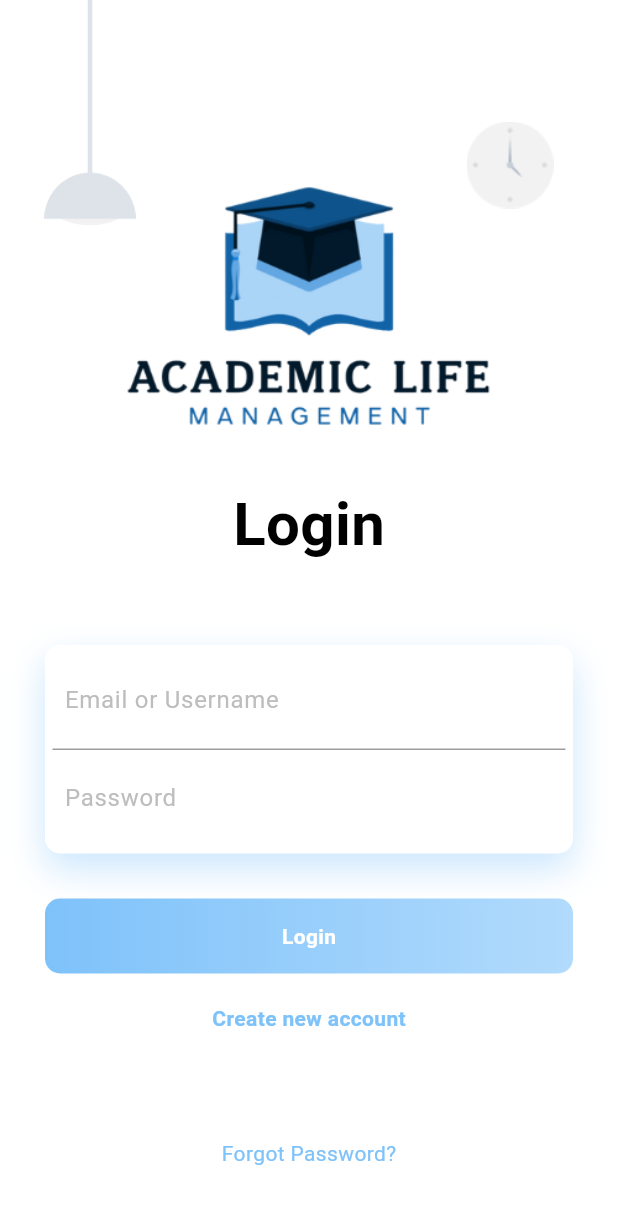
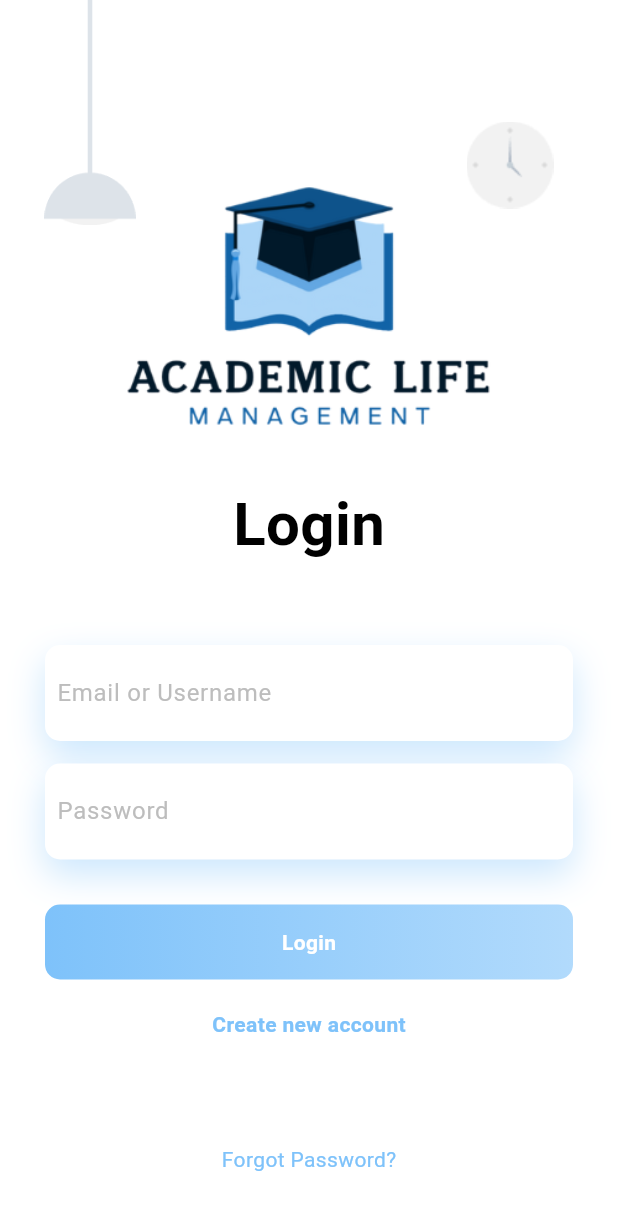
Before and after one commit to geecko23/CSE470-ALMS-G7Project, a Flutter app: the screen it shows after launch, on a phone screen of 412 x 824 dp. Shown: the top 1210 px of the screen. Run offline on Flutter 3.47's test engine with Material 3 defaults, Android fonts, the phone set to English and light mode, and no system bars.

Commit message:
feat: connecting login with backend and database
fix: fixed the loginpage form, navigation from login page to homepage

```diff
--- a/frontend/lib/homepage_demo.dart
+++ b/frontend/lib/homepage_demo.dart
@@ -2,6 +2,7 @@ import 'package:flutter/material.dart';
 
 void main() {
   runApp(const MyApp());
+
 }
 
 class MyApp extends StatelessWidget {
--- a/frontend/lib/main.dart
+++ b/frontend/lib/main.dart
@@ -1,4 +1,7 @@
+import 'dart:convert';
+import 'dart:io';
 import 'package:flutter/material.dart';
+import 'package:http/http.dart' as http;
 import 'register_page.dart';
 import 'homepage_demo.dart';
 
@@ -7,30 +10,83 @@ void main() => runApp(
         debugShowCheckedModeBanner: false,
         initialRoute: '/login',
         routes: {
-      '/login': (context) => Loginpg(),
-      '/register': (context) => RegisterPage(),
-      '/home': (context) => HomePage(),
+          '/login': (context) => const Loginpg(),
+          '/register': (context) => const RegisterPage(),
+          '/home': (context) => const HomePage(),
         },
-  )
+      ),
     );
 
-class Loginpg extends StatelessWidget {
+class Loginpg extends StatefulWidget {
   const Loginpg({super.key});
+
+  @override
+  State<Loginpg> createState() => _LoginpgState();
+}
+
+class _LoginpgState extends State<Loginpg> {
+
+  final TextEditingController emailController = TextEditingController();
+  final TextEditingController passwordController = TextEditingController();
+
+  bool loading = false;
+
+  // Login function
+  Future<void> loginUser() async {
+  setState(() => loading = true);
+
+  final host = Platform.isAndroid ? "10.0.2.2" : "127.0.0.1";
+  final url = Uri.parse("http://$host:8000/login");
+
+  final body = {
+    "email": emailController.text.trim(),
+    "password": passwordController.text.trim(),
+  };
+
+  print("LOGIN BODY => ${jsonEncode(body)}");
+
+  try {
+    final response = await http.post(
+      url,
+      headers: {"Content-Type": "application/json"},
+      body: jsonEncode(body),
+    );
+
+    final data = jsonDecode(response.body);
+    print("LOGIN RESPONSE => $data");
+
+    if (response.statusCode == 200 && data["success"] == true) {
+      Navigator.pushReplacementNamed(context, '/home');
+    } else {
+      ScaffoldMessenger.of(context).showSnackBar(
+        SnackBar(content: Text(data["message"] ?? "Login failed")),
+      );
+    }
+  } catch (e) {
+    ScaffoldMessenger.of(context).showSnackBar(
+      SnackBar(content: Text("Server error: $e")),
+    );
+  }
+
+  setState(() => loading = false);
+}
+
+
 
   @override
   Widget build(BuildContext context) {
     return Scaffold(
       backgroundColor: Colors.white,
-      body: Container(
+      body: SingleChildScrollView(
         child: Column(
           children: <Widget>[
             Container(
               height: 400,
-              decoration: BoxDecoration(
+              decoration: const BoxDecoration(
                 image: DecorationImage(
                   image: AssetImage('assets/images/Demo1.png'),
-                  fit: BoxFit.fill
-                )
+                  fit: BoxFit.fill,
+                ),
               ),
               child: Stack(
                 children: <Widget>[
@@ -38,103 +94,84 @@ class Loginpg extends StatelessWidget {
                     width: 120,
                     height: 150,
                     child: Container(
-                      decoration: BoxDecoration(
+                      decoration: const BoxDecoration(
                         image: DecorationImage(
-                          image: AssetImage('assets/images/light-1.png')
-                          )
+                          image: AssetImage('assets/images/light-1.png'),
                         ),
-                    )
+                      ),
+                    ),
                   ),
                   Positioned(
                     left: 280,
                     width: 120,
                     height: 220,
                     child: Container(
-                      decoration: BoxDecoration(
+                      decoration: const BoxDecoration(
                         image: DecorationImage(
-                          image: AssetImage('assets/images/clock.png')
-                          )
+                          image: AssetImage('assets/images/clock.png'),
                         ),
-                    )
+                      ),
+                    ),
                   ),
                   Positioned(
                     child: Container(
-                      margin: EdgeInsets.only(top: 300),
-                      child: Center(
-                        child: Text("Login", style: TextStyle(color: Colors.black, fontSize: 40, fontWeight: FontWeight.bold),),
+                      margin: const EdgeInsets.only(top: 300),
+                      child: const Center(
+                        child: Text(
+                          "Login",
+                          style: TextStyle(
+                            color: Colors.black,
+                            fontSize: 40,
+                            fontWeight: FontWeight.bold,
+                          ),
+                        ),
                       ),
                     ),
                   ),
                 ],
               ),
             ),
+
+            // Login Form
             Padding(
-              padding: EdgeInsets.all(30.0),
+              padding: const EdgeInsets.all(30.0),
               child: Column(
                 children: <Widget>[
-                  Container(
-                    padding: EdgeInsets.all(5),
+                  _inputBox(emailController, "Email or Username"),
+                  const SizedBox(height: 15),
+                  _inputBox(passwordController, "Password", isPass: true),
+                  const SizedBox(height: 30),
+                  GestureDetector(
+                    onTap: loading ? null : loginUser,
+                    child: Container(
+                      height: 50,
                       decoration: BoxDecoration(
+                        borderRadius: BorderRadius.circular(10),
+                        gradient: const LinearGradient(
+                          colors: [
+                            Color.fromRGBO(126, 194, 250, 1),
+                            Color.fromRGBO(126, 194, 250, 0.6),
+                          ],
+                        ),
+                      ),
+                      child: Center(
+                        child: loading
+                            ? const CircularProgressIndicator(color: Colors.white)
+                            : const Text(
+                                "Login",
+                                style: TextStyle(
                                     color: Colors.white,
-                      borderRadius: BorderRadius.circular(10),
-                      boxShadow: [
-                        BoxShadow(
-                          color: Color.fromRGBO(126, 194, 250, 0.4),
-                          blurRadius: 20.0,
-                          offset: Offset(0, 10)
-                        )
-                      ]
-                    ),
-                    child: Column(
-                      children: <Widget>[
-                        Container(
-                          padding: EdgeInsets.all(8.0),
-                          decoration: BoxDecoration(
-                            border: Border(bottom: BorderSide(color: Colors.grey))
-                          ),
-                          child: TextField(
-                            decoration: InputDecoration(
-                              border: InputBorder.none,
-                              hintText: "Email or Username",
-                              hintStyle: TextStyle(color: Colors.grey[400])
+                                    fontWeight: FontWeight.bold),
                               ),
                       ),
                     ),
-                        Container(
-                          padding: EdgeInsets.all(8.0),
-                          child: TextField(
-                            decoration: InputDecoration(
-                              border: InputBorder.none,
-                              hintText: "Password",
-                              hintStyle: TextStyle(color: Colors.grey[400])
                   ),
-                          ),
-                        ),
-                      ],
-                    ),
-                  ),
-                  SizedBox(height: 30,),
-                  Container(
-                    height: 50,
-                    decoration: BoxDecoration(
-                      borderRadius: BorderRadius.circular(10),
-                      gradient: LinearGradient(
-                        colors: [
-                          Color.fromRGBO(126, 194, 250, 1),
-                          Color.fromRGBO(126, 194, 250, 0.6),
-                        ]
-                      )
-                    ),
-                    child: Center(
-                      child: Text("Login", style: TextStyle(color: Colors.white, fontWeight: FontWeight.bold),),
-                    ),
-                  ),
-                  SizedBox(height: 20),
+                  const SizedBox(height: 20),
                   GestureDetector(
                     onTap: () {
                       Navigator.pushNamed(context, '/register');
                     },
-                    child: Text(
+                    child: const Text(
                       "Create new account",
                       style: TextStyle(
                         color: Color.fromRGBO(126, 194, 250, 1),
@@ -142,15 +179,45 @@ class Loginpg extends StatelessWidget {
                       ),
                     ),
                   ),
-                  SizedBox(height: 70,),
-                  Text("Forgot Password?", style: TextStyle(color: Color.fromRGBO(126, 194, 250, 1)),),
+                  const SizedBox(height: 70),
+                  const Text(
+                    "Forgot Password?",
+                    style: TextStyle(color: Color.fromRGBO(126, 194, 250, 1)),
+                  ),
                 ],
               ),
             )
           ],
         ),
       ),
+    );
+  }
 
+
+  Widget _inputBox(TextEditingController controller, String hintText,
+      {bool isPass = false}) {
+    return Container(
+      padding: const EdgeInsets.all(8),
+      decoration: BoxDecoration(
+        color: Colors.white,
+        boxShadow: const [
+          BoxShadow(
+            color: Color.fromRGBO(126, 194, 250, 0.4),
+            blurRadius: 20.0,
+            offset: Offset(0, 10),
+          )
+        ],
+        borderRadius: BorderRadius.circular(10),
+      ),
+      child: TextField(
+        controller: controller,
+        obscureText: isPass,
+        decoration: InputDecoration(
+          border: InputBorder.none,
+          hintText: hintText,
+          hintStyle: TextStyle(color: Colors.grey[400]),
+        ),
+      ),
     );
   }
 }
--- a/frontend/pubspec.yaml
+++ b/frontend/pubspec.yaml
@@ -32,6 +32,7 @@ dependencies:
     sdk: flutter
   http: ^1.1.0
   simple_animations: ^5.2.0
+
 
 
 
```
Also changed, not shown: frontend/lib/register_page.dart (+6 -1 lines), 4 other files. Lines whose indentation alone changed are shown as unchanged.
